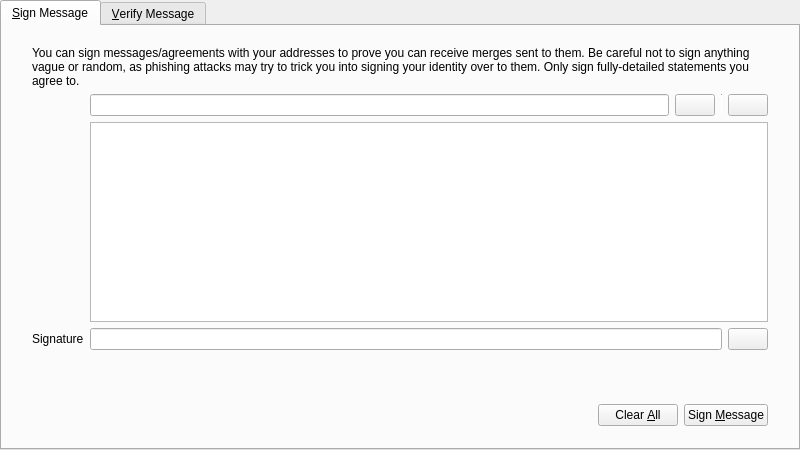
MichaelHDesigns/Hodl-Cash, file src/qt/forms/signverifymessagedialog.ui: the form before one commit.
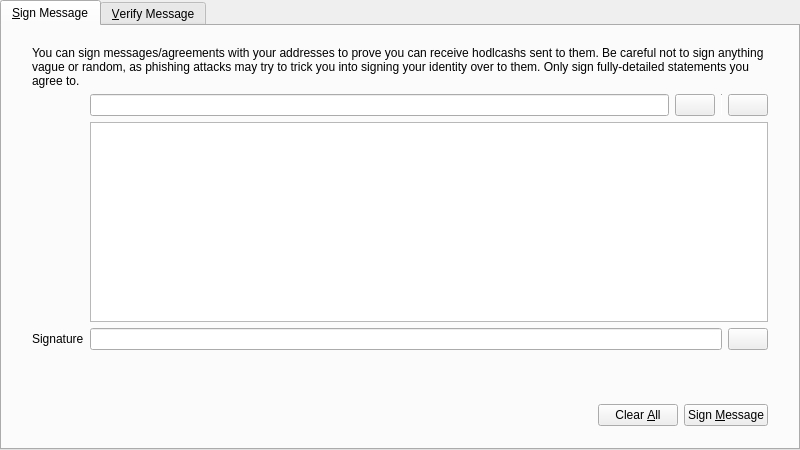
The form after the commit. Icons and pictures are not drawn. Custom widgets are drawn as their Qt base class.

Diff of the .ui file:
```diff
--- a/src/qt/forms/signverifymessagedialog.ui
+++ b/src/qt/forms/signverifymessagedialog.ui
@@ -190,7 +190,7 @@
            <item row="0" column="0" colspan="2">
             <widget class="QLabel" name="infoLabel_SM">
              <property name="text">
-              <string>You can sign messages/agreements with your addresses to prove you can receive merges sent to them. Be careful not to sign anything vague or random, as phishing attacks may try to trick you into signing your identity over to them. Only sign fully-detailed statements you agree to.</string>
+              <string>You can sign messages/agreements with your addresses to prove you can receive hodlcashs sent to them. Be careful not to sign anything vague or random, as phishing attacks may try to trick you into signing your identity over to them. Only sign fully-detailed statements you agree to.</string>
              </property>
              <property name="textFormat">
               <enum>Qt::PlainText</enum>
```
Left out of the diff: 8 changed lines with no effect on the pictures.
